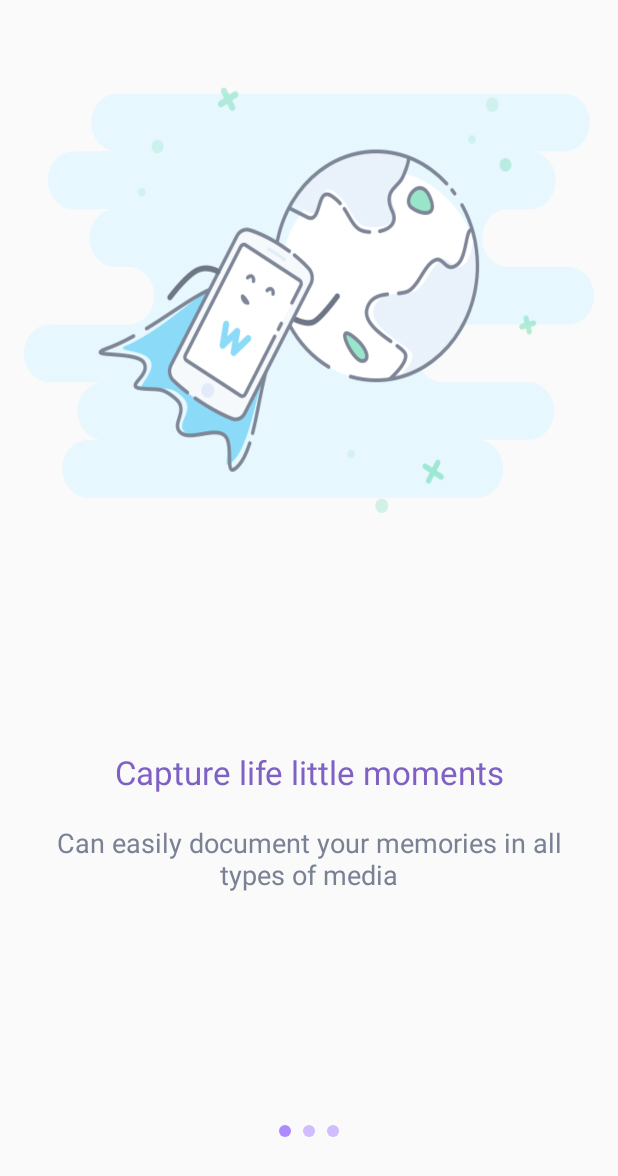
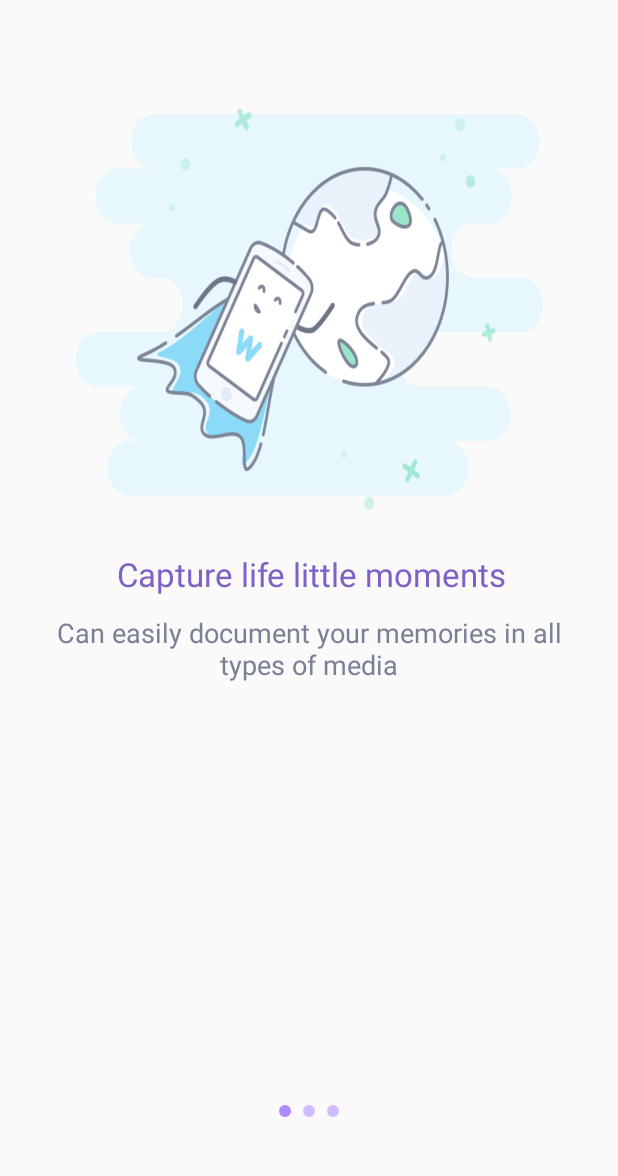
Before and after one commit to ayman-elkassas/Cherish, an Android app: the screen it shows after launch (OnBoardingActivity), on a phone screen of 412 x 824 dp. Shown: the top 1176 px of the screen. Run offline under Robolectric (Android 15) with nearby library versions, the phone set to English and light mode, and no system bars.

Commit message:
OnBoarding Screen done...

```diff
--- a/app/src/main/java/com/example/ayman/cherish/activities/onBoarding/OnBoard_Adapter.java
+++ b/app/src/main/java/com/example/ayman/cherish/activities/onBoarding/OnBoard_Adapter.java
@@ -56,7 +56,7 @@ class OnBoard_Adapter extends PagerAdapter {
 
     @Override
     public void destroyItem(ViewGroup container, int position, Object object) {
-        container.removeView((LinearLayout) object);
+        container.removeView((View) object);
     }
 
 }
--- a/app/src/main/res/layout/activity_on_boarding.xml
+++ b/app/src/main/res/layout/activity_on_boarding.xml
@@ -16,7 +16,7 @@
         android:layout_width="match_parent"
         android:layout_height="@dimen/pager_height"
         android:layout_above="@+id/ll_footer"
-        android:layout_marginBottom="12dp"
+        android:layout_marginBottom="25dp"
         android:layout_alignParentLeft="true"
         android:gravity="center"
         android:orientation="horizontal" />
--- a/app/src/main/res/layout/onboard_item.xml
+++ b/app/src/main/res/layout/onboard_item.xml
@@ -1,60 +1,62 @@
-<LinearLayout xmlns:android="http://schemas.android.com/apk/res/android"
+<android.support.constraint.ConstraintLayout xmlns:android="http://schemas.android.com/apk/res/android"
+    xmlns:app="http://schemas.android.com/apk/res-auto"
+    xmlns:tools="http://schemas.android.com/tools"
+    android:id="@+id/linearLayout"
     android:layout_width="match_parent"
     android:layout_height="match_parent"
-    android:orientation="vertical"
-    >
+    android:orientation="vertical">
 
     <ImageView
-        android:layout_marginTop="50dp"
-        android:layout_marginLeft="@dimen/activity_horizontal_margin"
-        android:layout_marginRight="@dimen/activity_horizontal_margin"
+        android:id="@+id/iv_onboard"
+        android:layout_width="311dp"
+        android:layout_height="284dp"
+        android:layout_marginEnd="64dp"
+        android:layout_marginStart="64dp"
+        android:layout_marginTop="64dp"
+        android:paddingBottom="8dp"
         android:paddingTop="8dp"
-        android:paddingBottom="8dp"
-        android:id="@+id/iv_onboard"
-        android:layout_width="match_parent"
-        android:layout_height="@dimen/ob_banner_height"
-        android:gravity="center"
         android:scaleType="fitXY"
-        android:src="@drawable/onboard_page1" />
+        android:src="@drawable/onboard_page1"
+        app:layout_constraintEnd_toEndOf="parent"
+        app:layout_constraintStart_toStartOf="parent"
+        app:layout_constraintTop_toTopOf="parent" />
 
-    <RelativeLayout
-        android:layout_below="@+id/iv_onboard"
-        android:layout_width="match_parent"
-        android:layout_height="match_parent">
-
-        <LinearLayout
-            android:layout_centerVertical="true"
-            android:orientation="vertical"
-            android:layout_width="match_parent"
-            android:layout_height="wrap_content">
 
     <TextView
         android:id="@+id/tv_header"
-                android:layout_width="match_parent"
+        android:layout_width="wrap_content"
         android:layout_height="wrap_content"
+        android:layout_marginEnd="8dp"
+        android:layout_marginStart="8dp"
+        android:layout_marginTop="20dp"
         android:gravity="center"
         android:paddingLeft="@dimen/ob_desc_padding"
         android:paddingRight="@dimen/ob_desc_padding"
         android:text="@string/ob_header1"
         android:textAllCaps="false"
         android:textColor="@color/colorPrimaryDark"
-                android:textSize="@dimen/ob_header_text_size" />
+        android:textSize="@dimen/ob_header_text_size"
+        app:layout_constraintEnd_toEndOf="parent"
+        app:layout_constraintHorizontal_bias="0.52"
+        app:layout_constraintStart_toStartOf="parent"
+        app:layout_constraintTop_toBottomOf="@+id/iv_onboard" />
 
     <TextView
         android:id="@+id/tv_desc"
-                android:layout_width="match_parent"
+        android:layout_width="wrap_content"
         android:layout_height="wrap_content"
-                android:layout_marginTop="20dp"
+        android:layout_marginEnd="8dp"
+        android:layout_marginStart="8dp"
+        android:layout_marginTop="12dp"
         android:gravity="center"
         android:paddingLeft="@dimen/ob_desc_padding"
         android:paddingRight="@dimen/ob_desc_padding"
         android:text="@string/ob_desc1"
         android:textColor="@color/ob_desc"
-                android:textSize="@dimen/ob_desc_text_size" />
-
-        </LinearLayout>
-
-    </RelativeLayout>
+        android:textSize="@dimen/ob_desc_text_size"
+        app:layout_constraintEnd_toEndOf="parent"
+        app:layout_constraintStart_toStartOf="parent"
+        app:layout_constraintTop_toBottomOf="@+id/tv_header" />
 
 
-</LinearLayout>
+</android.support.constraint.ConstraintLayout>
```
Lines whose indentation alone changed are shown as unchanged.
